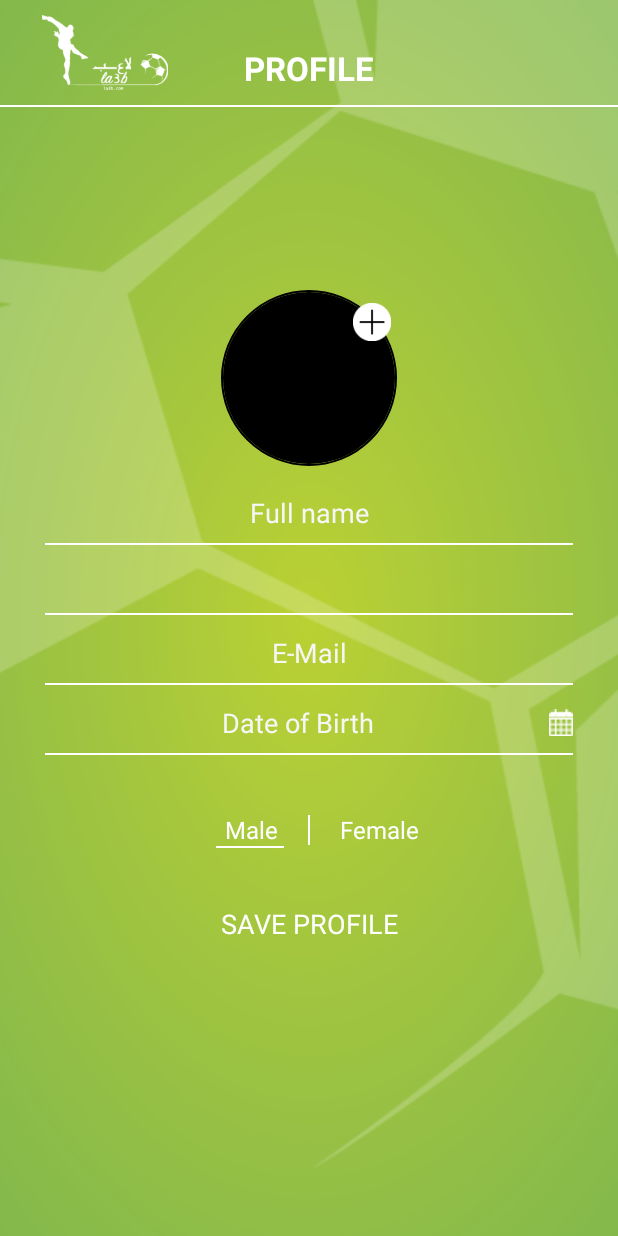
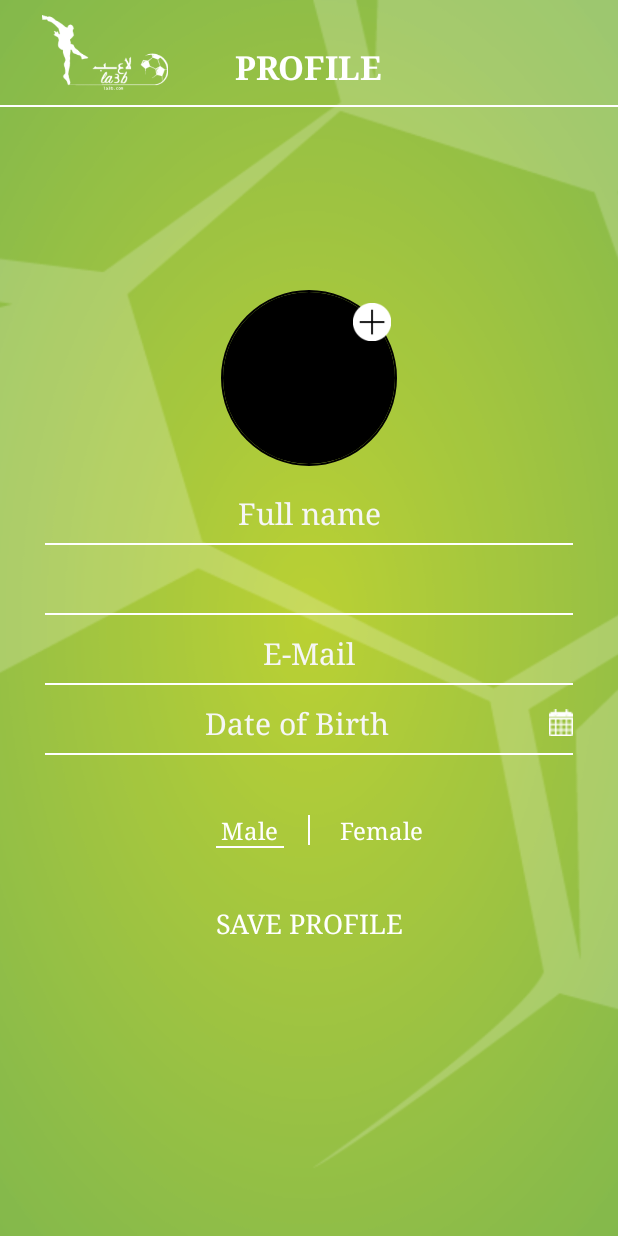
Before and after one commit to imranbscs/LEFBB, an Android app: the layout activity_profile.xml on its own in the app's theme, with its tools: preview values and no code run, on a phone screen of 412 x 824 dp. Run offline under Robolectric (Android 15) with nearby library versions, the phone set to English and light mode, and no system bars.

Commit message:
done
done

```diff
--- a/LAEBProject/app/src/main/res/layout/activity_profile.xml
+++ b/LAEBProject/app/src/main/res/layout/activity_profile.xml
@@ -129,7 +129,6 @@
                             android:id="@+id/ed_city"
                             android:layout_width="match_parent"
                             android:layout_height="40dp"
-                            android:ems="10"
                             android:popupBackground="@color/colorPrimaryDark"
                             android:background="#00000000"
                             android:layout_marginTop="5dp"
--- a/LAEBProject/app/src/main/res/values/styles.xml
+++ b/LAEBProject/app/src/main/res/values/styles.xml
@@ -6,10 +6,16 @@
         <item name="colorPrimary">@color/colorPrimary</item>
         <item name="colorPrimaryDark">@color/colorPrimaryDark</item>
         <item name="colorAccent">@color/colorAccent</item>
+        <item name="android:typeface">serif</item>
+        <item name="editTextStyle">@style/App_EditTextStyle</item>
+
     </style>
 
     <style name="DialogTheme" parent="Theme.AppCompat.Light.Dialog">
         <item name="colorAccent">@color/colorPrimary</item>
     </style>
+    <style name="App_EditTextStyle" parent="@android:style/Widget.EditText">
+        <item name="android:textSize">20dip</item>
+    </style>
 
 </resources>
```
